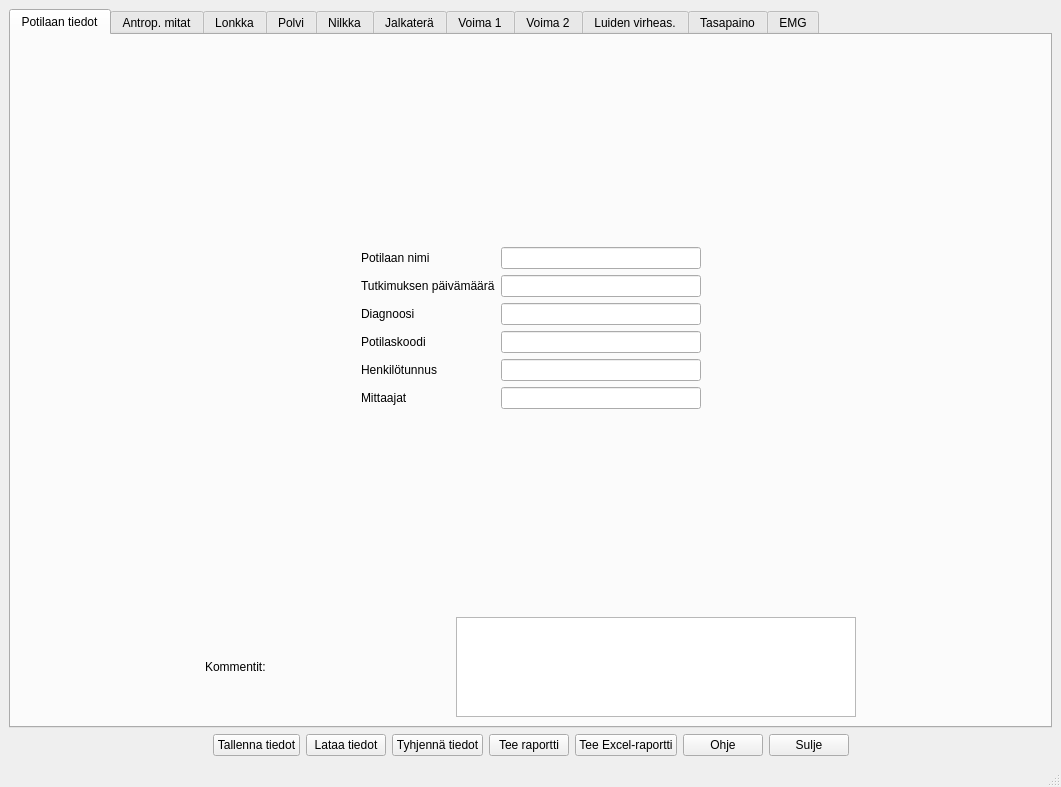
Qt form tabbed_design.ui (jjnurminen/liikelaaj) before a commit.
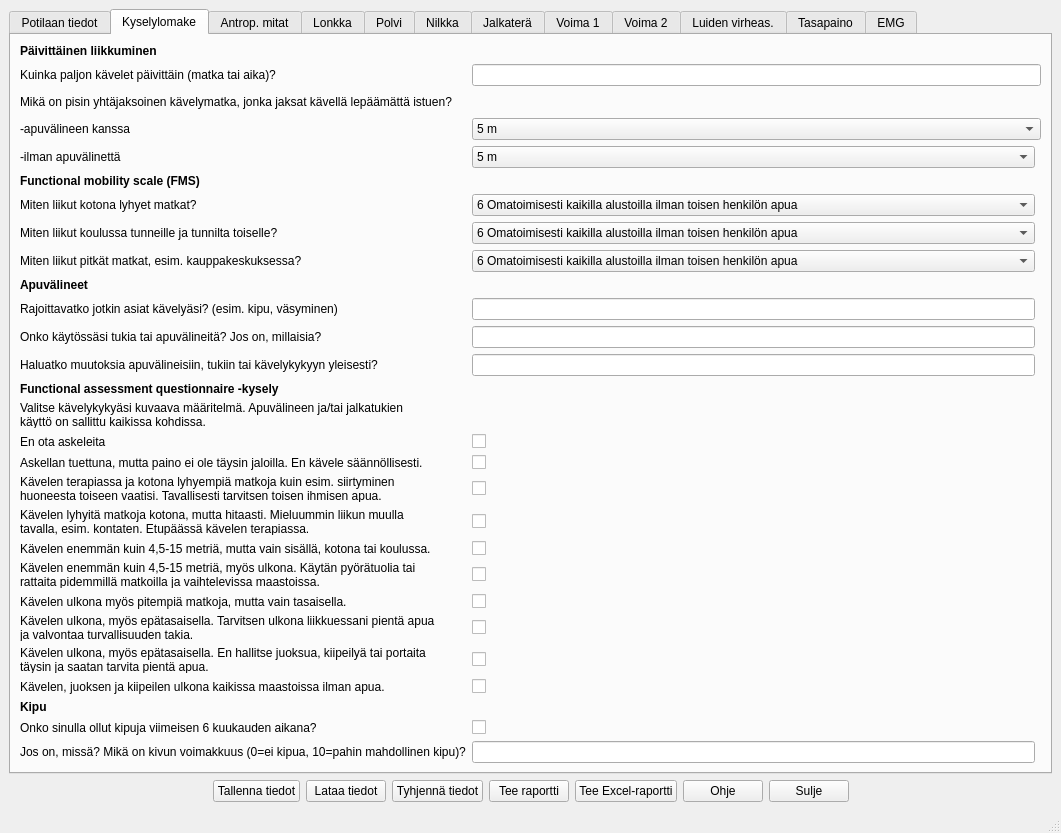
The same form after that commit. Custom widgets are drawn as their Qt base class.

```diff
--- a/tabbed_design.ui
+++ b/tabbed_design.ui
@@ -7,7 +7,7 @@
     <x>0</x>
     <y>0</y>
     <width>1061</width>
-    <height>787</height>
+    <height>833</height>
    </rect>
   </property>
   <property name="windowTitle">
@@ -24,7 +24,7 @@
        </size>
       </property>
       <property name="currentIndex">
-       <number>0</number>
+       <number>1</number>
       </property>
       <widget class="QWidget" name="tabTiedot">
        <attribute name="title">
@@ -305,6 +305,583 @@
         </item>
        </layout>
       </widget>
+      <widget class="QWidget" name="tabKysely">
+       <attribute name="title">
+        <string>Kyselylomake</string>
+       </attribute>
+       <layout class="QVBoxLayout" name="verticalLayout_13">
+        <item>
+         <spacer name="verticalSpacer_12">
+          <property name="orientation">
+           <enum>Qt::Vertical</enum>
+          </property>
+          <property name="sizeHint" stdset="0">
+           <size>
+            <width>20</width>
+            <height>40</height>
+           </size>
+          </property>
+         </spacer>
+        </item>
+        <item>
+         <layout class="QGridLayout" name="gridLayout_10">
+          <item row="10" column="1">
+           <widget class="QLabel" name="label_57">
+            <property name="text">
+             <string>Rajoittavatko jotkin asiat kävelyäsi? (esim. kipu, väsyminen)</string>
+            </property>
+           </widget>
+          </item>
+          <item row="19" column="2">
+           <widget class="QCheckBox" name="checkBox_6">
+            <property name="text">
+             <string/>
+            </property>
+           </widget>
+          </item>
+          <item row="12" column="2">
+           <widget class="QLineEdit" name="lineEdit_4"/>
+          </item>
+          <item row="26" column="2">
+           <widget class="QCheckBox" name="checkBox">
+            <property name="text">
+             <string/>
+            </property>
+           </widget>
+          </item>
+          <item row="13" column="1">
+           <widget class="QLabel" name="label_60">
+            <property name="font">
+             <font>
+              <weight>75</weight>
+              <bold>true</bold>
+             </font>
+            </property>
+            <property name="text">
+             <string>Functional assessment questionnaire -kysely</string>
+            </property>
+           </widget>
+          </item>
+          <item row="12" column="1">
+           <widget class="QLabel" name="label_59">
+            <property name="text">
+             <string>Haluatko muutoksia apuvälineisiin, tukiin tai kävelykykyyn yleisesti?</string>
+            </property>
+           </widget>
+          </item>
+          <item row="18" column="2">
+           <widget class="QCheckBox" name="checkBox_5">
+            <property name="text">
+             <string/>
+            </property>
+           </widget>
+          </item>
+          <item row="16" column="2">
+           <widget class="QCheckBox" name="checkBox_3">
+            <property name="text">
+             <string/>
+            </property>
+           </widget>
+          </item>
+          <item row="17" column="2">
+           <widget class="QCheckBox" name="checkBox_4">
+            <property name="text">
+             <string/>
+            </property>
+           </widget>
+          </item>
+          <item row="20" column="2">
+           <widget class="QCheckBox" name="checkBox_7">
+            <property name="text">
+             <string/>
+            </property>
+           </widget>
+          </item>
+          <item row="27" column="1">
+           <widget class="QLabel" name="label_64">
+            <property name="text">
+             <string>Jos on, missä? Mikä on kivun voimakkuus (0=ei kipua, 10=pahin mahdollinen kipu)?</string>
+            </property>
+           </widget>
+          </item>
+          <item row="7" column="2">
+           <widget class="QComboBox" name="comboBox_4">
+            <item>
+             <property name="text">
+              <string>6 Omatoimisesti kaikilla alustoilla ilman toisen henkilön apua</string>
+             </property>
+            </item>
+            <item>
+             <property name="text">
+              <string>5 Omatoimisesti tasamaalla, portailla kaiteeseen tukien (jos huonekaluihin, aitoihin yms. tukien, valitse 4)</string>
+             </property>
+            </item>
+            <item>
+             <property name="text">
+              <string>4 Kävelykepin avulla ilman toisen henkilön apua</string>
+             </property>
+            </item>
+            <item>
+             <property name="text">
+              <string>3 Kyynärsauvojen avulla ilman toisen henkilön apua</string>
+             </property>
+            </item>
+            <item>
+             <property name="text">
+              <string>2 Kävelytelineen avulla ilman toisen henkilön apua</string>
+             </property>
+            </item>
+            <item>
+             <property name="text">
+              <string>1 Pyörätuolilla. Siirtymissä mahdollisesti seison tai muutama askel tuettuna.</string>
+             </property>
+            </item>
+            <item>
+             <property name="text">
+              <string>C Ryömien</string>
+             </property>
+            </item>
+            <item>
+             <property name="text">
+              <string>N Ei vastausta</string>
+             </property>
+            </item>
+           </widget>
+          </item>
+          <item row="21" column="2">
+           <widget class="QCheckBox" name="checkBox_8">
+            <property name="text">
+             <string/>
+            </property>
+           </widget>
+          </item>
+          <item row="14" column="1">
+           <widget class="QLabel" name="label_61">
+            <property name="text">
+             <string>Valitse kävelykykyäsi kuvaava määritelmä. Apuvälineen ja/tai jalkatukien
+käyttö on sallittu kaikissa kohdissa.</string>
+            </property>
+           </widget>
+          </item>
+          <item row="9" column="1">
+           <widget class="QLabel" name="label_56">
+            <property name="font">
+             <font>
+              <weight>75</weight>
+              <bold>true</bold>
+             </font>
+            </property>
+            <property name="text">
+             <string>Apuvälineet</string>
+            </property>
+           </widget>
+          </item>
+          <item row="5" column="1">
+           <widget class="QLabel" name="label_54">
+            <property name="font">
+             <font>
+              <weight>75</weight>
+              <bold>true</bold>
+             </font>
+            </property>
+            <property name="text">
+             <string>Functional mobility scale (FMS)</string>
+            </property>
+           </widget>
+          </item>
+          <item row="7" column="1">
+           <widget class="QLabel" name="label_51">
+            <property name="text">
+             <string>Miten liikut koulussa tunneille ja tunnilta toiselle?</string>
+            </property>
+           </widget>
+          </item>
+          <item row="18" column="1">
+           <widget class="QLabel" name="label_68">
+            <property name="text">
+             <string>Kävelen lyhyitä matkoja kotona, mutta hitaasti. Mieluummin liikun muulla
+tavalla, esim. kontaten. Etupäässä kävelen terapiassa.</string>
+            </property>
+           </widget>
+          </item>
+          <item row="6" column="1">
+           <widget class="QLabel" name="label_50">
+            <property name="text">
+             <string>Miten liikut kotona lyhyet matkat?</string>
+            </property>
+           </widget>
+          </item>
+          <item row="24" column="1">
+           <widget class="QLabel" name="label_71">
+            <property name="text">
+             <string>Kävelen, juoksen ja kiipeilen ulkona kaikissa maastoissa ilman apua.</string>
+            </property>
+           </widget>
+          </item>
+          <item row="23" column="1">
+           <widget class="QLabel" name="label_74">
+            <property name="text">
+             <string>Kävelen ulkona, myös epätasaisella. En hallitse juoksua, kiipeilyä tai portaita
+täysin ja saatan tarvita pientä apua.</string>
+            </property>
+           </widget>
+          </item>
+          <item row="8" column="1">
+           <widget class="QLabel" name="label_52">
+            <property name="text">
+             <string>Miten liikut pitkät matkat, esim. kauppakeskuksessa?</string>
+            </property>
+           </widget>
+          </item>
+          <item row="19" column="1">
+           <widget class="QLabel" name="label_69">
+            <property name="text">
+             <string>Kävelen enemmän kuin 4,5-15 metriä, mutta vain sisällä, kotona tai koulussa.</string>
+            </property>
+           </widget>
+          </item>
+          <item row="21" column="1">
+           <widget class="QLabel" name="label_70">
+            <property name="text">
+             <string>Kävelen ulkona myös pitempiä matkoja, mutta vain tasaisella.</string>
+            </property>
+           </widget>
+          </item>
+          <item row="27" column="2">
+           <widget class="QLineEdit" name="lineEdit_5"/>
+          </item>
+          <item row="25" column="1">
+           <widget class="QLabel" name="label_62">
+            <property name="font">
+             <font>
+              <weight>75</weight>
+              <bold>true</bold>
+             </font>
+            </property>
+            <property name="text">
+             <string>Kipu</string>
+            </property>
+           </widget>
+          </item>
+          <item row="26" column="1">
+           <widget class="QLabel" name="label_63">
+            <property name="text">
+             <string>Onko sinulla ollut kipuja viimeisen 6 kuukauden aikana?</string>
+            </property>
+           </widget>
+          </item>
+          <item row="11" column="1">
+           <widget class="QLabel" name="label_58">
+            <property name="text">
+             <string>Onko käytössäsi tukia tai apuvälineitä? Jos on, millaisia?</string>
+            </property>
+           </widget>
+          </item>
+          <item row="11" column="2">
+           <widget class="QLineEdit" name="lineEdit_3"/>
+          </item>
+          <item row="22" column="1">
+           <widget class="QLabel" name="label_72">
+            <property name="text">
+             <string>Kävelen ulkona, myös epätasaisella. Tarvitsen ulkona liikkuessani pientä apua
+ja valvontaa turvallisuuden takia.</string>
+            </property>
+           </widget>
+          </item>
+          <item row="1" column="2" colspan="2">
+           <widget class="QLineEdit" name="lineEdit"/>
+          </item>
+          <item row="2" column="1">
+           <widget class="QLabel" name="label_47">
+            <property name="text">
+             <string>Mikä on pisin yhtäjaksoinen kävelymatka, jonka jaksat kävellä lepäämättä istuen?</string>
+            </property>
+           </widget>
+          </item>
+          <item row="16" column="1">
+           <widget class="QLabel" name="label_66">
+            <property name="text">
+             <string>Askellan tuettuna, mutta paino ei ole täysin jaloilla. En kävele säännöllisesti.</string>
+            </property>
+           </widget>
+          </item>
+          <item row="10" column="2">
+           <widget class="QLineEdit" name="lineEdit_2"/>
+          </item>
+          <item row="20" column="1">
+           <widget class="QLabel" name="label_73">
+            <property name="text">
+             <string>Kävelen enemmän kuin 4,5-15 metriä, myös ulkona. Käytän pyörätuolia tai
+rattaita pidemmillä matkoilla ja vaihtelevissa maastoissa.</string>
+            </property>
+           </widget>
+          </item>
+          <item row="6" column="2">
+           <widget class="QComboBox" name="comboBox_3">
+            <item>
+             <property name="text">
+              <string>6 Omatoimisesti kaikilla alustoilla ilman toisen henkilön apua</string>
+             </property>
+            </item>
+            <item>
+             <property name="text">
+              <string>5 Omatoimisesti tasamaalla, portailla kaiteeseen tukien (jos huonekaluihin, aitoihin yms. tukien, valitse 4)</string>
+             </property>
+            </item>
+            <item>
+             <property name="text">
+              <string>4 Kävelykepin avulla ilman toisen henkilön apua</string>
+             </property>
+            </item>
+            <item>
+             <property name="text">
+              <string>3 Kyynärsauvojen avulla ilman toisen henkilön apua</string>
+             </property>
+            </item>
+            <item>
+             <property name="text">
+              <string>2 Kävelytelineen avulla ilman toisen henkilön apua</string>
+             </property>
+            </item>
+            <item>
+             <property name="text">
+              <string>1 Pyörätuolilla. Siirtymissä mahdollisesti seison tai muutama askel tuettuna.</string>
+             </property>
+            </item>
+            <item>
+             <property name="text">
+              <string>C Ryömien</string>
+             </property>
+            </item>
+            <item>
+             <property name="text">
+              <string>N Ei vastausta</string>
+             </property>
+            </item>
+           </widget>
+          </item>
+          <item row="3" column="2" colspan="2">
+           <widget class="QComboBox" name="comboBox">
+            <item>
+             <property name="text">
+              <string>5 m</string>
+             </property>
+            </item>
+            <item>
+             <property name="text">
+              <string>50 m</string>
+             </property>
+            </item>
+            <item>
+             <property name="text">
+              <string>500 m</string>
+             </property>
+            </item>
+            <item>
+             <property name="text">
+              <string>1-2 km</string>
+             </property>
+            </item>
+            <item>
+             <property name="text">
+              <string>Yli 3 km</string>
+             </property>
+            </item>
+           </widget>
+          </item>
+          <item row="3" column="1">
+           <widget class="QLabel" name="label_48">
+            <property name="text">
+             <string>-apuvälineen kanssa</string>
+            </property>
+           </widget>
+          </item>
+          <item row="15" column="2">
+           <widget class="QCheckBox" name="checkBox_2">
+            <property name="text">
+             <string/>
+            </property>
+           </widget>
+          </item>
+          <item row="4" column="1">
+           <widget class="QLabel" name="label_49">
+            <property name="text">
+             <string>-ilman apuvälinettä</string>
+            </property>
+           </widget>
+          </item>
+          <item row="1" column="1">
+           <widget class="QLabel" name="label_46">
+            <property name="text">
+             <string>Kuinka paljon kävelet päivittäin (matka tai aika)?</string>
+            </property>
+           </widget>
+          </item>
+          <item row="2" column="4">
+           <spacer name="horizontalSpacer_77">
+            <property name="orientation">
+             <enum>Qt::Horizontal</enum>
+            </property>
+            <property name="sizeHint" stdset="0">
+             <size>
+              <width>40</width>
+              <height>20</height>
+             </size>
+            </property>
+           </spacer>
+          </item>
+          <item row="17" column="1">
+           <widget class="QLabel" name="label_67">
+            <property name="text">
+             <string>Kävelen terapiassa ja kotona lyhyempiä matkoja kuin esim. siirtyminen
+huoneesta toiseen vaatisi. Tavallisesti tarvitsen toisen ihmisen apua.</string>
+            </property>
+           </widget>
+          </item>
+          <item row="15" column="1">
+           <widget class="QLabel" name="label_65">
+            <property name="text">
+             <string>En ota askeleita</string>
+            </property>
+           </widget>
+          </item>
+          <item row="0" column="1">
+           <widget class="QLabel" name="label_53">
+            <property name="font">
+             <font>
+              <weight>75</weight>
+              <bold>true</bold>
+             </font>
+            </property>
+            <property name="text">
+             <string>Päivittäinen liikkuminen</string>
+            </property>
+           </widget>
+          </item>
+          <item row="1" column="0">
+           <spacer name="horizontalSpacer_44">
+            <property name="orientation">
+             <enum>Qt::Horizontal</enum>
+            </property>
+            <property name="sizeHint" stdset="0">
+             <size>
+              <width>40</width>
+              <height>20</height>
+             </size>
+            </property>
+           </spacer>
+          </item>
+          <item row="8" column="2">
+           <widget class="QComboBox" name="comboBox_5">
+            <item>
+             <property name="text">
+              <string>6 Omatoimisesti kaikilla alustoilla ilman toisen henkilön apua</string>
+             </property>
+            </item>
+            <item>
+             <property name="text">
+              <string>5 Omatoimisesti tasamaalla, portailla kaiteeseen tukien (jos huonekaluihin, aitoihin yms. tukien, valitse 4)</string>
+             </property>
+            </item>
+            <item>
+             <property name="text">
+              <string>4 Kävelykepin avulla ilman toisen henkilön apua</string>
+             </property>
+            </item>
+            <item>
+             <property name="text">
+              <string>3 Kyynärsauvojen avulla ilman toisen henkilön apua</string>
+             </property>
+            </item>
+            <item>
+             <property name="text">
+              <string>2 Kävelytelineen avulla ilman toisen henkilön apua</string>
+             </property>
+            </item>
+            <item>
+             <property name="text">
+              <string>1 Pyörätuolilla. Siirtymissä mahdollisesti seison tai muutama askel tuettuna.</string>
+             </property>
+            </item>
+            <item>
+             <property name="text">
+              <string>C Ryömien</string>
+             </property>
+            </item>
+            <item>
+             <property name="text">
+              <string>N Ei vastausta</string>
+             </property>
+            </item>
+           </widget>
+          </item>
+          <item row="22" column="2">
+           <widget class="QCheckBox" name="checkBox_17">
+            <property name="text">
+             <string/>
+            </property>
+           </widget>
+          </item>
+          <item row="23" column="2">
+           <widget class="QCheckBox" name="checkBox_18">
+            <property name="text">
+             <string/>
+            </property>
+           </widget>
+          </item>
+          <item row="24" column="2">
+           <widget class="QCheckBox" name="checkBox_19">
+            <property name="text">
+             <string/>
+            </property>
+           </widget>
+          </item>
+          <item row="4" column="2">
+           <widget class="QComboBox" name="comboBox_2">
+            <item>
+             <property name="text">
+              <string>5 m</string>
+             </property>
+            </item>
+            <item>
+             <property name="text">
+              <string>50 m</string>
+             </property>
+            </item>
+            <item>
+             <property name="text">
+              <string>500 m</string>
+             </property>
+            </item>
+            <item>
+             <property name="text">
+              <string>1-2 km</string>
+             </property>
+            </item>
+            <item>
+             <property name="text">
+              <string>Yli 3 km</string>
+             </property>
+            </item>
+           </widget>
+          </item>
+         </layout>
+        </item>
+        <item>
+         <spacer name="verticalSpacer_11">
+          <property name="orientation">
+           <enum>Qt::Vertical</enum>
+          </property>
+          <property name="sizeHint" stdset="0">
+           <size>
+            <width>20</width>
+            <height>40</height>
+           </size>
+          </property>
+         </spacer>
+        </item>
+       </layout>
+      </widget>
       <widget class="QWidget" name="tabAntrop">
        <attribute name="title">
         <string>Antrop. mitat</string>
@@ -12712,6 +13289,19 @@
       </widget>
      </widget>
     </item>
+    <item>
+     <spacer name="verticalSpacer_10">
+      <property name="orientation">
+       <enum>Qt::Vertical</enum>
+      </property>
+      <property name="sizeHint" stdset="0">
+       <size>
+        <width>20</width>
+        <height>40</height>
+       </size>
+      </property>
+     </spacer>
+    </item>
     <item>
      <layout class="QHBoxLayout" name="horizontalLayout">
       <item>
```
